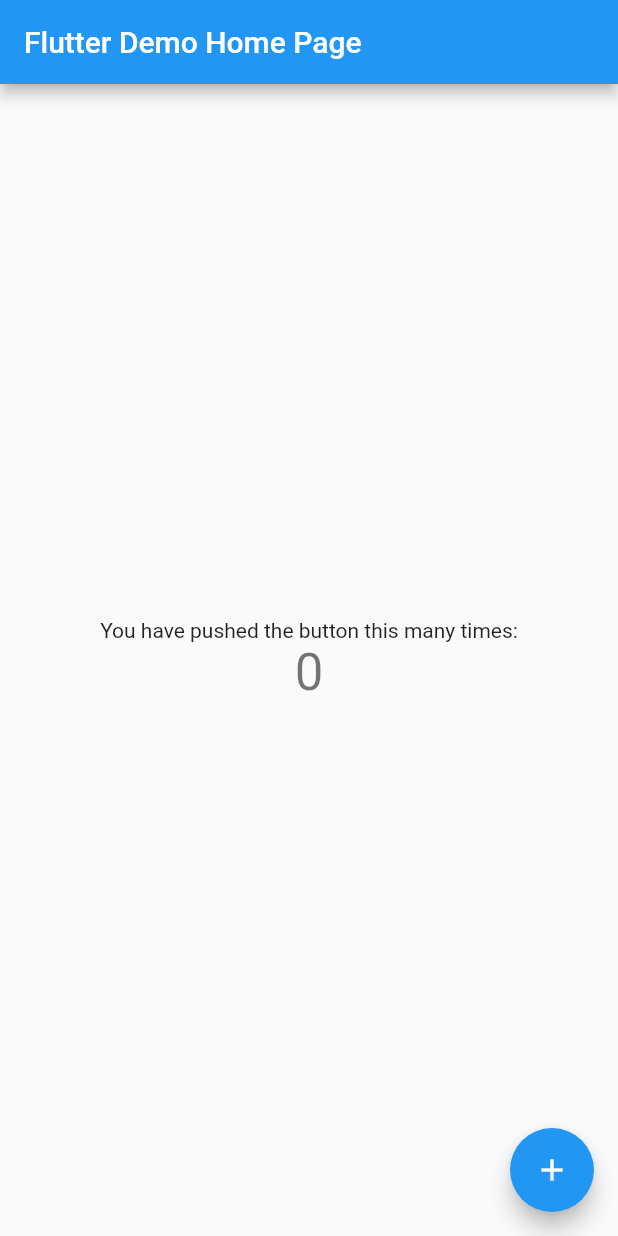
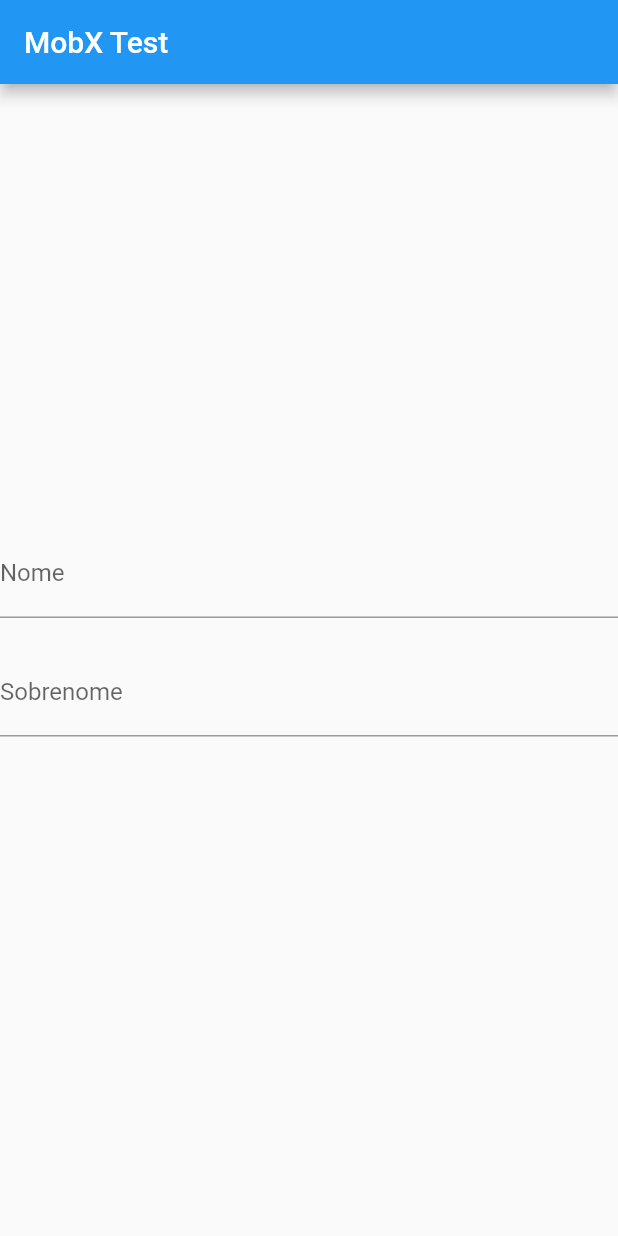
Before and after one commit to dmmaia/flutter-mobx-test, a Flutter app: the screen it shows after launch, on a phone screen of 412 x 824 dp. Run offline on Flutter 3.47's test engine with Material 2 defaults, Android fonts, the phone set to English and light mode, and no system bars; our stand-ins replace flutter_mobx, mobx; generated files the repository leaves out were written again.

Commit message:
feat(): home and controller created

```diff
--- /dev/null
+++ b/lib/home.dart
@@ -0,0 +1,39 @@
+import 'package:flutter/material.dart';
+import 'package:flutter_mobx/flutter_mobx.dart';
+import 'package:flutter_mobx_test/controller.dart';
+
+class MyHomePage extends StatelessWidget {
+  final controller = Controller();
+
+  MyHomePage({super.key, required String title});
+
+  @override
+  Widget build(BuildContext context) {
+    return Scaffold(
+      appBar: AppBar(
+        title: const Text('MobX Test'),
+      ),
+      body: Center(
+          child: Center(
+        child: Column(
+          mainAxisAlignment: MainAxisAlignment.center,
+          children: <Widget>[
+            TextField(
+              decoration: const InputDecoration(labelText: 'Nome'),
+              onChanged: controller.changeName,
+            ),
+            const SizedBox(height: 20),
+            TextField(
+              decoration: const InputDecoration(labelText: 'Sobrenome'),
+              onChanged: controller.changeSurname,
+            ),
+            const SizedBox(height: 20),
+            Observer(builder: (_) {
+              return Text(controller.completeName);
+            })
+          ],
+        ),
+      )), // This trailing comma makes auto-formatting nicer for build methods.
+    );
+  }
+}
--- a/lib/main.dart
+++ b/lib/main.dart
@@ -1,4 +1,5 @@
 import 'package:flutter/material.dart';
+import 'package:flutter_mobx_test/home.dart';
 
 void main() {
   runApp(const MyApp());
@@ -7,109 +8,14 @@
 class MyApp extends StatelessWidget {
   const MyApp({super.key});
 
-  // This widget is the root of your application.
   @override
   Widget build(BuildContext context) {
     return MaterialApp(
       title: 'Flutter Demo',
       theme: ThemeData(
-        // This is the theme of your application.
-        //
-        // Try running your application with "flutter run". You'll see the
-        // application has a blue toolbar. Then, without quitting the app, try
-        // changing the primarySwatch below to Colors.green and then invoke
-        // "hot reload" (press "r" in the console where you ran "flutter run",
-        // or simply save your changes to "hot reload" in a Flutter IDE).
-        // Notice that the counter didn't reset back to zero; the application
-        // is not restarted.
         primarySwatch: Colors.blue,
       ),
-      home: const MyHomePage(title: 'Flutter Demo Home Page'),
+      home: MyHomePage(title: 'Flutter Demo Home Page'),
     );
   }
 }
-
-class MyHomePage extends StatefulWidget {
-  const MyHomePage({super.key, required this.title});
-
-  // This widget is the home page of your application. It is stateful, meaning
-  // that it has a State object (defined below) that contains fields that affect
-  // how it looks.
-
-  // This class is the configuration for the state. It holds the values (in this
-  // case the title) provided by the parent (in this case the App widget) and
-  // used by the build method of the State. Fields in a Widget subclass are
-  // always marked "final".
-
-  final String title;
-
-  @override
-  State<MyHomePage> createState() => _MyHomePageState();
-}
-
-class _MyHomePageState extends State<MyHomePage> {
-  int _counter = 0;
-
-  void _incrementCounter() {
-    setState(() {
-      // This call to setState tells the Flutter framework that something has
-      // changed in this State, which causes it to rerun the build method below
-      // so that the display can reflect the updated values. If we changed
-      // _counter without calling setState(), then the build method would not be
-      // called again, and so nothing would appear to happen.
-      _counter++;
-    });
-  }
-
-  @override
-  Widget build(BuildContext context) {
-    // This method is rerun every time setState is called, for instance as done
-    // by the _incrementCounter method above.
-    //
-    // The Flutter framework has been optimized to make rerunning build methods
-    // fast, so that you can just rebuild anything that needs updating rather
-    // than having to individually change instances of widgets.
-    return Scaffold(
-      appBar: AppBar(
-        // Here we take the value from the MyHomePage object that was created by
-        // the App.build method, and use it to set our appbar title.
-        title: Text(widget.title),
-      ),
-      body: Center(
-        // Center is a layout widget. It takes a single child and positions it
-        // in the middle of the parent.
-        child: Column(
-          // Column is also a layout widget. It takes a list of children and
-          // arranges them vertically. By default, it sizes itself to fit its
-          // children horizontally, and tries to be as tall as its parent.
-          //
-          // Invoke "debug painting" (press "p" in the console, choose the
-          // "Toggle Debug Paint" action from the Flutter Inspector in Android
-          // Studio, or the "Toggle Debug Paint" command in Visual Studio Code)
-          // to see the wireframe for each widget.
-          //
-          // Column has various properties to control how it sizes itself and
-          // how it positions its children. Here we use mainAxisAlignment to
-          // center the children vertically; the main axis here is the vertical
-          // axis because Columns are vertical (the cross axis would be
-          // horizontal).
-          mainAxisAlignment: MainAxisAlignment.center,
-          children: <Widget>[
-            const Text(
-              'You have pushed the button this many times:',
-            ),
-            Text(
-              '$_counter',
-              style: Theme.of(context).textTheme.headline4,
-            ),
-          ],
-        ),
-      ),
-      floatingActionButton: FloatingActionButton(
-        onPressed: _incrementCounter,
-        tooltip: 'Increment',
-        child: const Icon(Icons.add),
-      ), // This trailing comma makes auto-formatting nicer for build methods.
-    );
-  }
-}
--- a/pubspec.yaml
+++ b/pubspec.yaml
@@ -29,6 +29,8 @@
 # the latest version available on pub.dev. To see which dependencies have newer
 # versions available, run `flutter pub outdated`.
 dependencies:
+  mobx:
+  flutter_mobx:
   flutter:
     sdk: flutter
 
@@ -38,6 +40,8 @@
   cupertino_icons: ^1.0.2
 
 dev_dependencies:
+  mobx_codegen:
+  build_runner:
   flutter_test:
     sdk: flutter
 
```
Also changed, not shown: lib/controller.dart (added, +25 -0 lines), lib/controller.g.dart (added), pubspec.lock.
